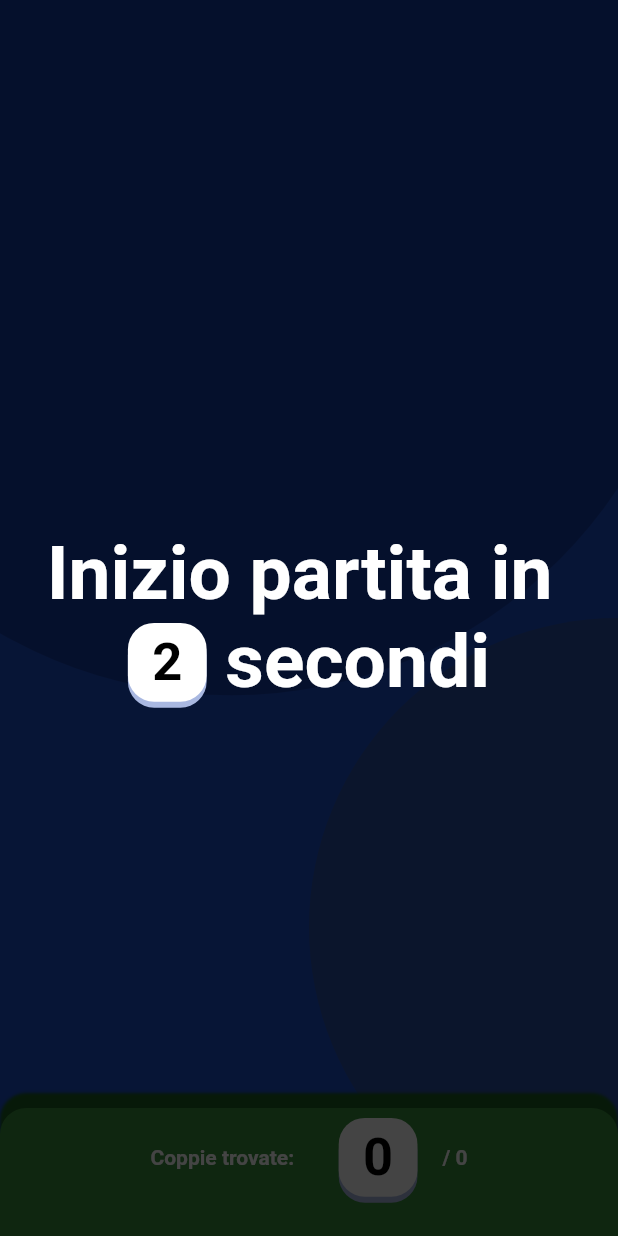
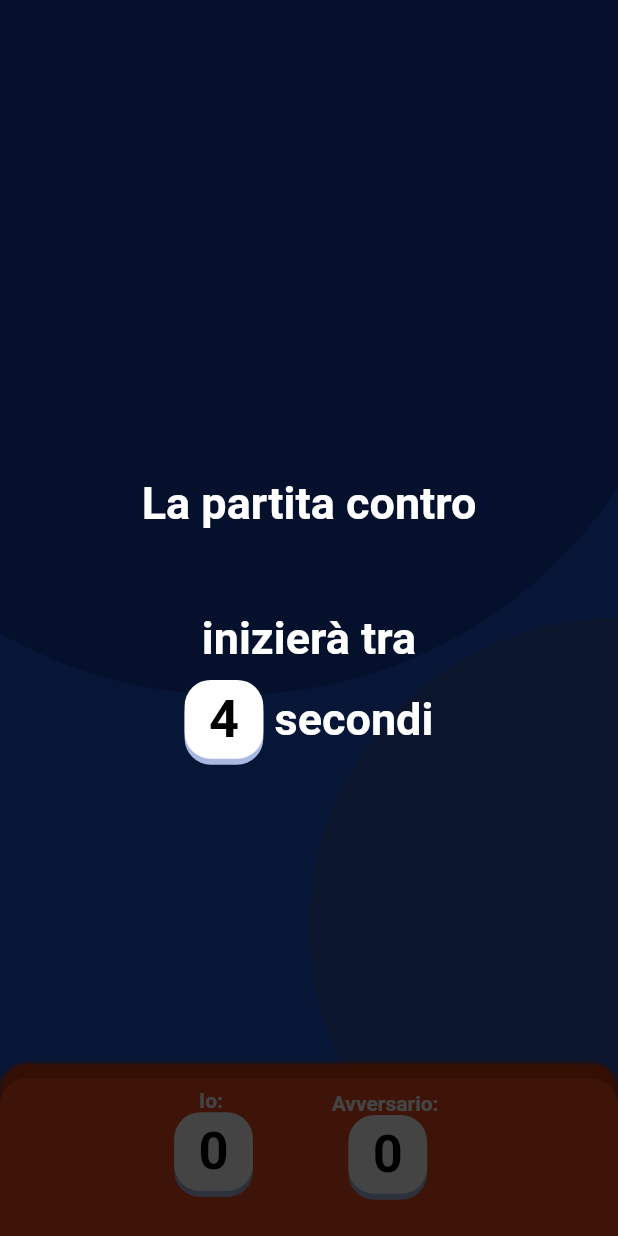
Before and after one commit to sommoMicc/MyMemory2.0-Flutter, a Flutter app: the LetsMemoryMultiplayerGameArena widget shown alone on an empty page, opened directly with empty values, on a phone screen of 412 x 824 dp. Run offline on Flutter 3.47's test engine with Material 2 defaults, Android fonts, the phone set to English and light mode, and no system bars; our stand-ins replace flutter_secure_storage, socket_io_client, uni_links; accounts and stored records are empty.

Commit message:
Gestita anche la disconnessione dell'utente

```diff
--- a/lib/UI/theme.dart
+++ b/lib/UI/theme.dart
@@ -15,6 +15,8 @@ class LetsMemoryColors {
 
 class LetsMemoryDimensions {
   static const double bigTitle = 50.0;
+  static const double mediumTitle = 40.0;
+  static const double smallTitle = 30.0;
 
   static const double cardFont = 35.0;
   static const double standardCard = cardFont * 1.5;
@@ -31,4 +33,16 @@ class LetsmemoryStyles {
     fontWeight: FontWeight.bold,
   );
 
+  static const TextStyle mediumTitle = const TextStyle(
+    color: LetsMemoryColors.textOnPrimary,
+    fontSize: LetsMemoryDimensions.smallTitle,
+    fontWeight: FontWeight.bold,
+  );
+
+  static const TextStyle smallTitle = const TextStyle(
+    color: LetsMemoryColors.textOnPrimary,
+    fontSize: LetsMemoryDimensions.smallTitle,
+    fontWeight: FontWeight.bold,
+  );
+
 }
--- a/lib/models/socket_listener.dart
+++ b/lib/models/socket_listener.dart
@@ -3,14 +3,15 @@ import '../UI/lets_memory_flipable_card.dart';
 
 abstract class SocketListener {
   void onLoginResult(bool success, String username);
-  void onSearchResult(List<OnlineUser> users);
 
   void onChallengeReceived(String username);
   void onChallengeDenided(String username);
 
-  void onBeginGame(List<LetsMemoryFlipableCard> cards);
+  void onBeginGame(int playerNumber, String adversaryName, List<LetsMemoryFlipableCard> cards);
+  void onSearchResult(List<OnlineUser> users);
 
   void onAdversaryLeft();
 
   bool isMounted();
+  void onDisconnect();
 }
--- a/lib/pages/multiplayer/game_arena.dart
+++ b/lib/pages/multiplayer/game_arena.dart
@@ -1,4 +1,7 @@
 import 'package:flutter/material.dart';
+import 'package:letsmemory/models/online_user.dart';
+
+import '../../models/socket_listener.dart';
 
 import '../../UI/background.dart';
 import '../../UI/theme.dart';
@@ -14,7 +17,10 @@ import 'dart:math';
 
 class LetsMemoryMultiplayerGameArena extends StatefulWidget {
   final List<LetsMemoryFlipableCard> cards;
-  LetsMemoryMultiplayerGameArena(this.cards);
+  final int playerNumber;
+  final String adversaryName;
+
+  LetsMemoryMultiplayerGameArena(this.playerNumber,this.adversaryName,this.cards);
 
   final double cardsPadding = LetsMemoryDimensions.standardCard / 2;
   @override
@@ -24,7 +30,8 @@ class LetsMemoryMultiplayerGameArena extends StatefulWidget {
 
 }
 
-class _LetsMemoryMultiplayerGameArenaState extends State<LetsMemoryMultiplayerGameArena> {
+class _LetsMemoryMultiplayerGameArenaState extends State<LetsMemoryMultiplayerGameArena>
+implements SocketListener {
   int cardsFound;
 
   int secondsToStartGame;
@@ -39,11 +46,34 @@ class _LetsMemoryMultiplayerGameArenaState extends State<LetsMemoryMultiplayerGa
   List<LetsMemoryFlipableCard> cards ;
 
   @override
+  bool isMounted() {
+    return this.mounted;
+  }
+
+  @override
+  void onDisconnect() {
+    Navigator.pushReplacementNamed(context, "/");
+  }
+
+  @override
+  void onAdversaryLeft() { }
+  @override
+  void onBeginGame(int playerNumber, String adversaryName, List<LetsMemoryFlipableCard> cards) { }
+  @override
+  void onChallengeDenided(String username) {}
+  @override
+  void onChallengeReceived(String username) {}
+  @override
+  void onLoginResult(bool success, String username) {}
+  @override
+  void onSearchResult(List<OnlineUser> users) {}
+
+  @override
   void initState() {
     super.initState();
     cardsFound = 0;
     cardsRevealed = 0;
-    secondsToStartGame = 3;
+    secondsToStartGame = 5;
     timerGoing = true;
 
     cards = widget.cards;
@@ -62,6 +92,8 @@ class _LetsMemoryMultiplayerGameArenaState extends State<LetsMemoryMultiplayerGa
     cards.forEach((card) {
       card.setOnTapCallback(this.onCardTap);
     });
+
+    SocketHelper().addSocketListener(this);
   }
 
   Future<bool> _onWillPop() async {
@@ -113,6 +145,7 @@ class _LetsMemoryMultiplayerGameArenaState extends State<LetsMemoryMultiplayerGa
   @override
   void dispose() {
     super.dispose();
+    SocketHelper().removeSocketListener(this);
 
     if(startGameTimer.isActive)
       startGameTimer.cancel();
@@ -207,7 +240,7 @@ class _LetsMemoryMultiplayerGameArenaState extends State<LetsMemoryMultiplayerGa
             right: 0,
             child: _BottomSheet(this.cardsFound, (this.cards.length / 2).floor(), aspectRatioCorrection),
           ),
-          _StartGameOverlay(secondsToStartGame)
+          _StartGameOverlay(widget.adversaryName,secondsToStartGame)
         ]
       )
     );
@@ -216,8 +249,8 @@ class _LetsMemoryMultiplayerGameArenaState extends State<LetsMemoryMultiplayerGa
 
 class _StartGameOverlay extends StatelessWidget {
   final int secondsToStartGame;
-
-  _StartGameOverlay(this.secondsToStartGame);
+  final String adversaryName;
+  _StartGameOverlay(this.adversaryName,this.secondsToStartGame);
 
   @override
   Widget build(BuildContext context) {
@@ -236,9 +269,23 @@ class _StartGameOverlay extends StatelessWidget {
               crossAxisAlignment: CrossAxisAlignment.center,
               children: <Widget>[
                 Text(
-                  "Inizio partita in ",
-                  style: LetsmemoryStyles.mainTitle
+                  "La partita contro  ",
+                  style: LetsmemoryStyles.smallTitle,
+                  textAlign: TextAlign.center,
                 ),
+                Padding(padding: EdgeInsets.only(top: 10)),
+                Text(
+                  this.adversaryName,
+                  style: LetsmemoryStyles.mediumTitle,
+                  textAlign: TextAlign.center,
+                ),
+                Padding(padding: EdgeInsets.only(top: 10)),
+                Text(
+                  "inizierà tra ",
+                  style: LetsmemoryStyles.smallTitle,
+                  textAlign: TextAlign.center,
+                ),
+                Padding(padding: EdgeInsets.only(top: 10)),
                 Row(
                   mainAxisAlignment: MainAxisAlignment.center,
                   crossAxisAlignment: CrossAxisAlignment.center,
@@ -249,7 +296,7 @@ class _StartGameOverlay extends StatelessWidget {
                     ),
                     Text(
                       " secondi",
-                      style: LetsmemoryStyles.mainTitle
+                      style: LetsmemoryStyles.smallTitle
                     )
                   ]
                 ),
@@ -283,32 +330,28 @@ class _BottomSheet extends StatefulWidget {
   }
 }
 
-class _BottomSheetState extends State<_BottomSheet> with SingleTickerProviderStateMixin {
-  AnimationController _animationController;
-  Animation _backgroundColorTween;
-  Animation _shadowColorTween;
+class _BottomSheetState extends State<_BottomSheet> {
   bool pressed;
+  bool myTurn;
+
+  Color backgroundColor;
+  Color shadowColor;
 
   @override
   void initState() {
     super.initState();
     pressed = false;
+    myTurn = false;
 
-    _animationController = AnimationController(
-      vsync: this,
-      duration: Duration(milliseconds: 1200),
-    );
-    _backgroundColorTween = ColorTween(begin: Colors.green[700], end: Colors.deepOrange[700])
-      .animate(_animationController);
-    _shadowColorTween = ColorTween(begin: Colors.green[900], end: Colors.deepOrange[900])
-      .animate(_animationController);
-
+    backgroundColor = myTurn ? Colors.green[700] : Colors.deepOrange[700];
+    shadowColor = myTurn ? Colors.green[900] : Colors.deepOrange[900];
   }
 
-  @override
-  void dispose() {
-    _animationController.dispose();
-    super.dispose();
+  void updateBackgroundColor() {
+    setState((){
+      backgroundColor = myTurn ? Colors.green[700] : Colors.deepOrange[700];
+      shadowColor = myTurn ? Colors.green[900] : Colors.deepOrange[900];
+    });
   }
 
   void _onTapDown(TapDownDetails details) {
@@ -320,11 +363,6 @@ class _BottomSheetState extends State<_BottomSheet> with SingleTickerProviderSta
   void _onTapUp(TapUpDetails details) {
     setState(() {
       pressed = false;
-      if (_animationController.status == AnimationStatus.completed) {
-        _animationController.reverse();
-      } else {
-        _animationController.forward();
-      }
     });
   }
 
@@ -338,21 +376,19 @@ class _BottomSheetState extends State<_BottomSheet> with SingleTickerProviderSta
       onTapDown: _onTapDown,
       onTapUp: _onTapUp,
       onTapCancel: _onTapCancel,
-      child: AnimatedBuilder(
-        animation: _backgroundColorTween,
-        builder: (context, child) => Container(
+      child: Container(
           constraints: BoxConstraints(
             maxHeight: LetsMemoryDimensions.standardCard * 2,
           ),
           decoration: BoxDecoration(
             boxShadow: [
               new BoxShadow(
-                color: _shadowColorTween.value,
+                color: shadowColor,
                 offset: Offset(0, -10.0),
                 blurRadius: 1.0
               )
             ],
-            color: pressed ? _shadowColorTween.value : _backgroundColorTween.value,
+            color: pressed ? shadowColor: backgroundColor,
             borderRadius: BorderRadius.only(
               topLeft: Radius.circular(LetsMemoryDimensions.cardRadius),
               topRight: Radius.circular(LetsMemoryDimensions.cardRadius)
@@ -368,7 +404,9 @@ class _BottomSheetState extends State<_BottomSheet> with SingleTickerProviderSta
             mainAxisAlignment: MainAxisAlignment.center,
 
             children: <Widget>[
-              Text("Coppie trovate: ",style: _BottomSheet.getTextStyle()),
+              Column(
+                children: <Widget>[
+                  Text("Io: ",style: _BottomSheet.getTextStyle()),
                   Padding(padding: EdgeInsets.only(left: LetsMemoryDimensions.standardCard/2)),
                   Container(
                     child: LetsMemoryCard(
@@ -378,10 +416,26 @@ class _BottomSheetState extends State<_BottomSheet> with SingleTickerProviderSta
                     height: LetsMemoryDimensions.standardCard,
                     width: LetsMemoryDimensions.standardCard,
                   ),
-              Padding(padding: EdgeInsets.only(left: LetsMemoryDimensions.standardCard/4)),
-              Text(" / "+widget._totalCards.toString(),style: _BottomSheet.getTextStyle()),
                 ],
               ),
+              Padding(padding: EdgeInsets.only(left: LetsMemoryDimensions.standardCard)),
+              Column(
+                mainAxisAlignment: MainAxisAlignment.center,
+                crossAxisAlignment: CrossAxisAlignment.center,
+                children: <Widget>[
+                  Text("Avversario: ",style: _BottomSheet.getTextStyle()),
+                  Padding(padding: EdgeInsets.only(left: LetsMemoryDimensions.standardCard/2)),
+                  Container(
+                    child: LetsMemoryCard(
+                      letter: widget._cardsFound.toString(),
+                      textColor: Colors.black,
+                    ),
+                    height: LetsMemoryDimensions.standardCard,
+                    width: LetsMemoryDimensions.standardCard,
+                  ),
+                ],
+              ),
+            ],
           ),
         ),
     );
```
Also changed, not shown: lib/pages/home_page.dart (+28 -8 lines), lib/pages/multiplayer/find_match.dart (+6 -1 lines), lib/utils/socket_helper.dart (+43 -2 lines), lib/utils/storage_helper.dart (+11 -2 lines). Lines whose indentation alone changed are shown as unchanged.
